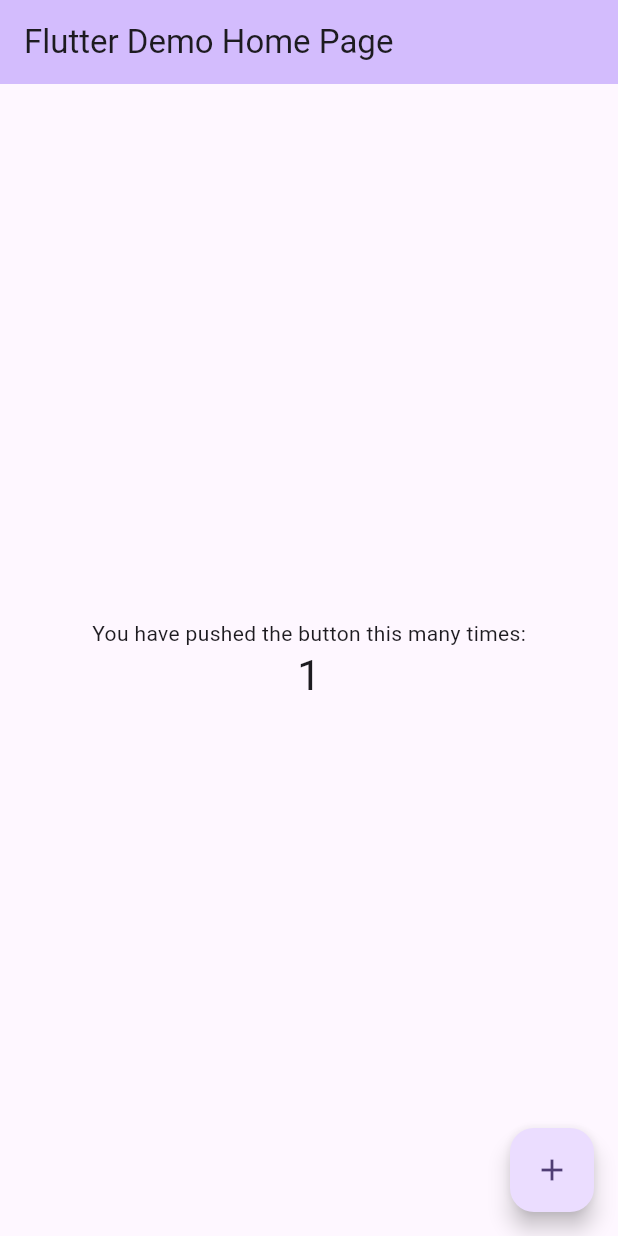
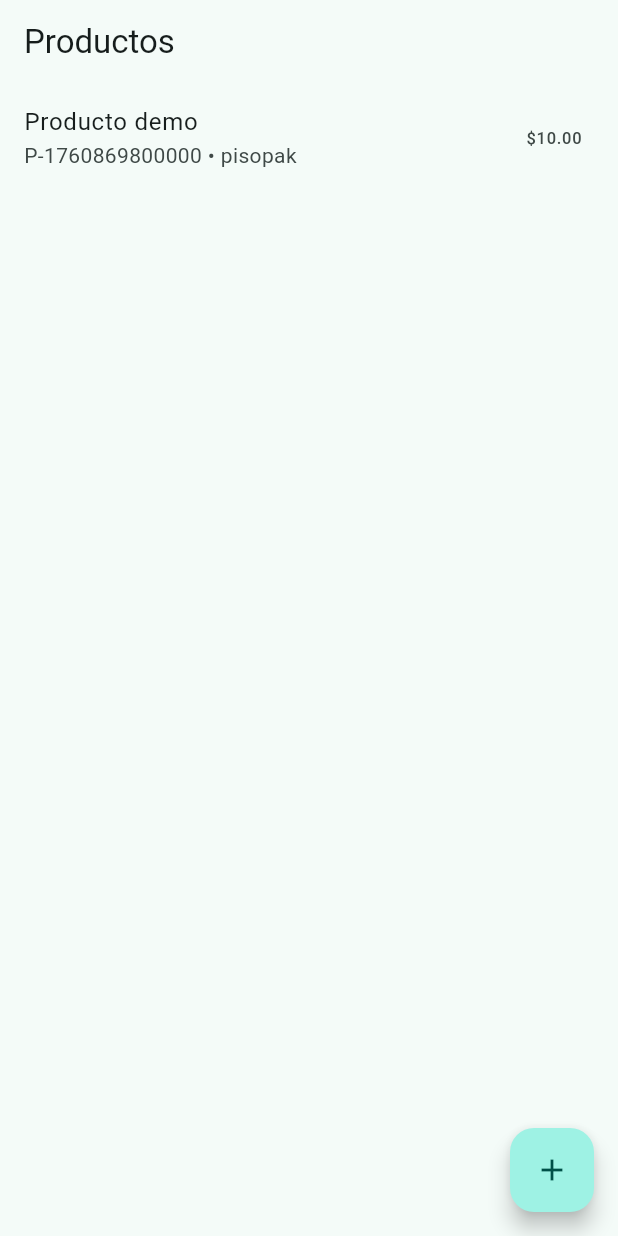
Before and after one commit to quiquex222333/desarrollo_avanzado_app_moviles_proyecto_final, a Flutter app: the screen it shows after launch, after a tap on the "add" icon, on a phone screen of 412 x 824 dp. Run offline on Flutter 3.47's test engine with Material 3 defaults, Android fonts, the phone set to English and light mode, and no system bars; our stand-ins replace bloc, drift, drift_sqflite, equatable, flutter_bloc; accounts and stored records are empty; generated files the repository leaves out were written again.

Commit message:
Persistencia de local con Drift y BLoC, se agregan productos

```diff
--- /dev/null
+++ b/lib/app.dart
@@ -0,0 +1,14 @@
+import 'package:flutter/material.dart';
+import 'presentation/features/products/pages/products_page.dart';
+
+class App extends StatelessWidget {
+  const App({super.key});
+  @override
+  Widget build(BuildContext context) {
+    return MaterialApp(
+      title: 'Inventario Offline-First',
+      theme: ThemeData(useMaterial3: true, colorSchemeSeed: const Color(0xFF2C7BE5)),
+      home: const ProductsPage(),
+    );
+  }
+}
--- /dev/null
+++ b/lib/data/db/database.dart
@@ -0,0 +1,42 @@
+import 'dart:io';
+import 'package:drift/drift.dart';
+import 'package:drift_sqflite/drift_sqflite.dart';
+import 'package:inventario_offline_first/data/db/daos/products_dao.dart';
+import 'package:inventario_offline_first/data/db/daos/stock_dao.dart';
+import 'package:path/path.dart' as p;
+import 'package:path_provider/path_provider.dart';
+import 'package:uuid/uuid.dart';
+
+import 'tables.dart';
+part 'database.g.dart';
+
+@DriftDatabase(
+  tables: [
+    Products, Stores, Warehouses, Suppliers, Stock,
+  ],
+  daos: [
+    ProductsDao, StockDao, //StoresDao, WarehousesDao, SuppliersDao,
+  ],
+)
+class AppDatabase extends _$AppDatabase {
+  AppDatabase() : super(_openConnection());
+
+  @override
+  int get schemaVersion => 1;
+
+  // Migraciones si subimos schemaVersion
+  @override
+  MigrationStrategy get migration => MigrationStrategy(
+        onCreate: (m) async => m.createAll(),
+        onUpgrade: (m, from, to) async {},
+      );
+}
+
+LazyDatabase _openConnection() {
+  return LazyDatabase(() async {
+    final dir = await getApplicationDocumentsDirectory();
+    final file = File(p.join(dir.path, 'inventario.db'));
+    // drift_sqflite usa sqflite debajo (Android/iOS/web soportado)
+    return SqfliteQueryExecutor(path: file.path, singleInstance: true);
+  });
+}
--- /dev/null
+++ b/lib/data/repositories/products_repository.dart
@@ -0,0 +1,32 @@
+import 'package:drift/drift.dart';
+import 'package:uuid/uuid.dart';
+import '../db/database.dart';
+
+class ProductsRepository {
+  final AppDatabase db;
+  ProductsRepository(this.db);
+
+  Stream<List<Product>> watchAll() => db.productsDao.watchAll();
+
+  Future<void> create({
+    required String code,
+    required String name,
+    String? description,
+    required String category,
+    String unit = 'unit',
+    double price = 0,
+    String? imageUrl,
+  }) async {
+    final id = const Uuid().v4();
+    await db.productsDao.upsert(ProductsCompanion.insert(
+      id: Value(id),
+      code: code,
+      name: name,
+      description: Value(description),
+      category: category,
+      unit: Value(unit),
+      price: Value(price),
+      imageUrl: Value(imageUrl),
+    ));
+  }
+}
--- a/lib/main.dart
+++ b/lib/main.dart
@@ -1,125 +1,47 @@
 import 'package:flutter/material.dart';
+import 'package:flutter_bloc/flutter_bloc.dart';
+import 'data/db/database.dart';
+import 'data/repositories/products_repository.dart';
+import 'presentation/features/products/pages/products_page.dart';
+import 'presentation/features/products/bloc/products_bloc.dart';
 
-void main() {
-  runApp(const MyApp());
+void main() async {
+  WidgetsFlutterBinding.ensureInitialized();
+
+  // Creamos la base local
+  final db = AppDatabase();
+
+  // Inyectamos dependencias globalmente
+  runApp(
+    MultiRepositoryProvider(
+      providers: [
+        RepositoryProvider<AppDatabase>.value(value: db),
+        RepositoryProvider<ProductsRepository>(
+          create: (_) => ProductsRepository(db),
+        ),
+      ],
+      child: const MyApp(),
+    ),
+  );
 }
 
 class MyApp extends StatelessWidget {
   const MyApp({super.key});
 
-  // This widget is the root of your application.
   @override
   Widget build(BuildContext context) {
     return MaterialApp(
-      title: 'Flutter Demo',
+      title: 'Inventario Offline First',
       theme: ThemeData(
-        // This is the theme of your application.
-        //
-        // TRY THIS: Try running your application with "flutter run". You'll see
-        // the application has a purple toolbar. Then, without quitting the app,
-        // try changing the seedColor in the colorScheme below to Colors.green
-        // and then invoke "hot reload" (save your changes or press the "hot
-        // reload" button in a Flutter-supported IDE, or press "r" if you used
-        // the command line to start the app).
-        //
-        // Notice that the counter didn't reset back to zero; the application
-        // state is not lost during the reload. To reset the state, use hot
-        // restart instead.
-        //
-        // This works for code too, not just values: Most code changes can be
-        // tested with just a hot reload.
-        colorScheme: ColorScheme.fromSeed(seedColor: Colors.deepPurple),
         useMaterial3: true,
+        colorSchemeSeed: Colors.teal,
       ),
-      home: const MyHomePage(title: 'Flutter Demo Home Page'),
+      home: BlocProvider(
+        create: (context) => ProductsBloc(
+          context.read<ProductsRepository>(),
+        )..add(ProductsStarted()),
+        child: const ProductsPage(),
+      ),
     );
   }
 }
-
-class MyHomePage extends StatefulWidget {
-  const MyHomePage({super.key, required this.title});
-
-  // This widget is the home page of your application. It is stateful, meaning
-  // that it has a State object (defined below) that contains fields that affect
-  // how it looks.
-
-  // This class is the configuration for the state. It holds the values (in this
-  // case the title) provided by the parent (in this case the App widget) and
-  // used by the build method of the State. Fields in a Widget subclass are
-  // always marked "final".
-
-  final String title;
-
-  @override
-  State<MyHomePage> createState() => _MyHomePageState();
-}
-
-class _MyHomePageState extends State<MyHomePage> {
-  int _counter = 0;
-
-  void _incrementCounter() {
-    setState(() {
-      // This call to setState tells the Flutter framework that something has
-      // changed in this State, which causes it to rerun the build method below
-      // so that the display can reflect the updated values. If we changed
-      // _counter without calling setState(), then the build method would not be
-      // called again, and so nothing would appear to happen.
-      _counter++;
-    });
-  }
-
-  @override
-  Widget build(BuildContext context) {
-    // This method is rerun every time setState is called, for instance as done
-    // by the _incrementCounter method above.
-    //
-    // The Flutter framework has been optimized to make rerunning build methods
-    // fast, so that you can just rebuild anything that needs updating rather
-    // than having to individually change instances of widgets.
-    return Scaffold(
-      appBar: AppBar(
-        // TRY THIS: Try changing the color here to a specific color (to
-        // Colors.amber, perhaps?) and trigger a hot reload to see the AppBar
-        // change color while the other colors stay the same.
-        backgroundColor: Theme.of(context).colorScheme.inversePrimary,
-        // Here we take the value from the MyHomePage object that was created by
-        // the App.build method, and use it to set our appbar title.
-        title: Text(widget.title),
-      ),
-      body: Center(
-        // Center is a layout widget. It takes a single child and positions it
-        // in the middle of the parent.
-        child: Column(
-          // Column is also a layout widget. It takes a list of children and
-          // arranges them vertically. By default, it sizes itself to fit its
-          // children horizontally, and tries to be as tall as its parent.
-          //
-          // Column has various properties to control how it sizes itself and
-          // how it positions its children. Here we use mainAxisAlignment to
-          // center the children vertically; the main axis here is the vertical
-          // axis because Columns are vertical (the cross axis would be
-          // horizontal).
-          //
-          // TRY THIS: Invoke "debug painting" (choose the "Toggle Debug Paint"
-          // action in the IDE, or press "p" in the console), to see the
-          // wireframe for each widget.
-          mainAxisAlignment: MainAxisAlignment.center,
-          children: <Widget>[
-            const Text(
-              'You have pushed the button this many times:',
-            ),
-            Text(
-              '$_counter',
-              style: Theme.of(context).textTheme.headlineMedium,
-            ),
-          ],
-        ),
-      ),
-      floatingActionButton: FloatingActionButton(
-        onPressed: _incrementCounter,
-        tooltip: 'Increment',
-        child: const Icon(Icons.add),
-      ), // This trailing comma makes auto-formatting nicer for build methods.
-    );
-  }
-}
--- /dev/null
+++ b/lib/presentation/features/products/bloc/products_bloc.dart
@@ -0,0 +1,31 @@
+import 'package:bloc/bloc.dart';
+import 'package:equatable/equatable.dart';
+import '../../../../data/db/database.dart';
+import '../../../../data/repositories/products_repository.dart';
+
+part 'products_event.dart';
+part 'products_state.dart';
+
+class ProductsBloc extends Bloc<ProductsEvent, ProductsState> {
+  final ProductsRepository repo;
+
+  ProductsBloc(this.repo) : super(ProductsState.initial()) {
+    on<ProductsStarted>((event, emit) async {
+      await emit.forEach<List<Product>>(
+        repo.watchAll(),
+        onData: (data) => state.copyWith(status: Status.success, items: data),
+        onError: (_, __) => state.copyWith(status: Status.failure),
+      );
+    });
+
+    on<ProductCreated>((event, emit) async {
+      await repo.create(
+        code: event.code,
+        name: event.name,
+        description: event.description,
+        category: event.category,
+        price: event.price,
+      );
+    });
+  }
+}
--- /dev/null
+++ b/lib/presentation/features/products/bloc/products_event.dart
@@ -0,0 +1,26 @@
+part of 'products_bloc.dart';
+
+abstract class ProductsEvent extends Equatable {
+  const ProductsEvent();
+  @override
+  List<Object?> get props => [];
+}
+
+class ProductsStarted extends ProductsEvent {}
+
+class ProductCreated extends ProductsEvent {
+  final String code;
+  final String name;
+  final String? description;
+  final String category;
+  final double price;
+  const ProductCreated({
+    required this.code,
+    required this.name,
+    this.description,
+    required this.category,
+    this.price = 0,
+  });
+  @override
+  List<Object?> get props => [code, name, description, category, price];
+}
--- /dev/null
+++ b/lib/presentation/features/products/bloc/products_state.dart
@@ -0,0 +1,18 @@
+part of 'products_bloc.dart';
+
+enum Status { initial, loading, success, failure }
+
+class ProductsState extends Equatable {
+  final Status status;
+  final List<Product> items;
+
+  const ProductsState({required this.status, required this.items});
+  factory ProductsState.initial() =>
+      const ProductsState(status: Status.initial, items: []);
+
+  ProductsState copyWith({Status? status, List<Product>? items}) =>
+      ProductsState(status: status ?? this.status, items: items ?? this.items);
+
+  @override
+  List<Object?> get props => [status, items];
+}
--- /dev/null
+++ b/lib/presentation/features/products/pages/products_page.dart
@@ -0,0 +1,52 @@
+import 'package:flutter/material.dart';
+import 'package:flutter_bloc/flutter_bloc.dart';
+import '../../../../data/db/database.dart';
+import '../../../../data/repositories/products_repository.dart';
+import '../bloc/products_bloc.dart';
+
+class ProductsPage extends StatelessWidget {
+  const ProductsPage({super.key});
+
+  @override
+  Widget build(BuildContext context) {
+    return RepositoryProvider(
+      create: (_) => ProductsRepository(RepositoryProvider.of<AppDatabase>(context)),
+      child: BlocProvider(
+        create: (ctx) =>
+            ProductsBloc(ctx.read<ProductsRepository>())..add(ProductsStarted()),
+        child: Scaffold(
+          appBar: AppBar(title: const Text('Productos')),
+          body: BlocBuilder<ProductsBloc, ProductsState>(
+            builder: (context, state) {
+              final items = state.items;
+              if (state.status == Status.initial) {
+                return const Center(child: CircularProgressIndicator());
+              }
+              if (items.isEmpty) return const Center(child: Text('Sin productos'));
+              return ListView.separated(
+                itemCount: items.length,
+                separatorBuilder: (_, __) => const Divider(height: 1),
+                itemBuilder: (_, i) => ListTile(
+                  title: Text(items[i].name),
+                  subtitle: Text('${items[i].code} • ${items[i].category}'),
+                  trailing: Text('\$${items[i].price.toStringAsFixed(2)}'),
+                ),
+              );
+            },
+          ),
+          floatingActionButton: FloatingActionButton(
+            onPressed: () {
+              context.read<ProductsBloc>().add(ProductCreated(
+                    code: 'P-${DateTime.now().millisecondsSinceEpoch}',
+                    name: 'Producto demo',
+                    category: 'pisopak',
+                    price: 10,
+                  ));
+            },
+            child: const Icon(Icons.add),
+          ),
+        ),
+      ),
+    );
+  }
+}
```
Also changed, not shown: lib/data/db/daos/products_dao.dart (added, +23 -0 lines), lib/data/db/daos/stock_dao.dart (added, +38 -0 lines), lib/data/db/tables.dart (added, +61 -0 lines), lib/data/db/daos/products_dao.g.dart (added), lib/data/db/daos/stock_dao.g.dart (added), lib/data/db/daos/stores_dao.dart (added), lib/data/db/daos/suppliers_dao.dart (added), lib/data/db/daos/warehouses_dao.dart (added), lib/data/db/database.g.dart (added), lib/data/repositories/stock_repository.dart (added), 1 other file.
